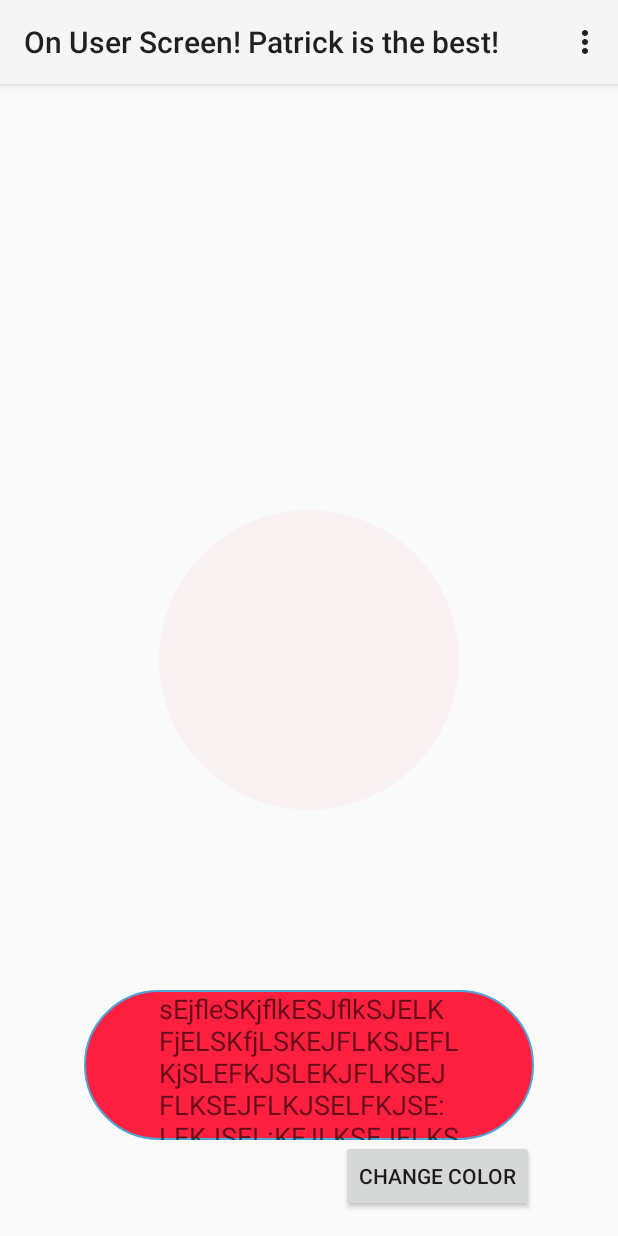
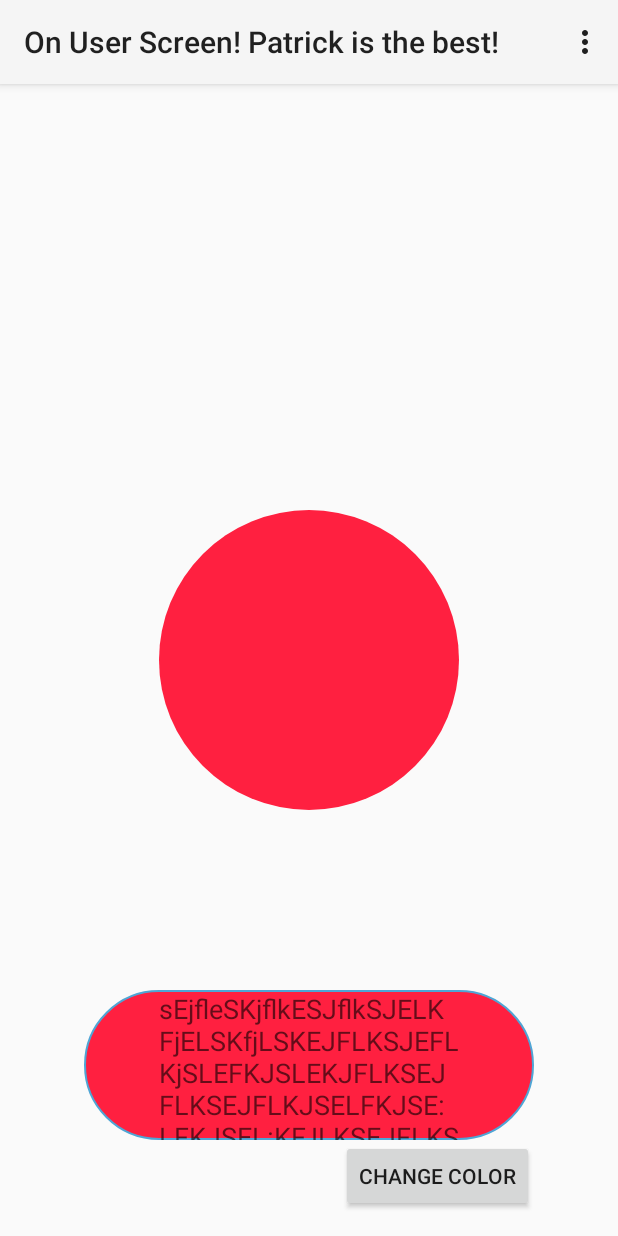
Before and after one commit to amy-shu/waldo_android, an Android app: the User_screen screen opened directly, with no data from a screen before it, after a tap on "CHANGE COLOR", on a phone screen of 412 x 824 dp. Run offline under Robolectric (Android 15) with nearby library versions, the phone set to English and light mode, and no system bars; 1 statement that could not run was skipped; 1 other tap on this screen came first.

Commit message:
Added user screen functions

```diff
--- a/app/src/main/AndroidManifest.xml
+++ b/app/src/main/AndroidManifest.xml
@@ -2,8 +2,8 @@
 <manifest xmlns:android="http://schemas.android.com/apk/res/android"
     package="com.example.amy.waldo" >
 
-    <uses-permission android:name="android.permission.INTERNET" ></uses-permission>
-
+    <uses-permission android:name="android.permission.INTERNET"></uses-permission>
+    <uses-permission android:name="android.permission.ACCESS_WIFI_STATE"></uses-permission>
     <application
         android:allowBackup="true"
         android:icon="@drawable/waldo_icon"
--- a/app/src/main/java/com/example/amy/waldo/User_screen.java
+++ b/app/src/main/java/com/example/amy/waldo/User_screen.java
@@ -1,52 +1,69 @@
 package com.example.amy.waldo;
 
 import android.app.AlertDialog;
+import android.app.Dialog;
+import android.content.Context;
 import android.content.DialogInterface;
 import android.content.Intent;
 import android.graphics.Color;
 import android.graphics.drawable.GradientDrawable;
+import android.os.AsyncTask;
 import android.os.Handler;
 import android.support.v7.app.ActionBarActivity;
 import android.os.Bundle;
+import android.util.Log;
 import android.view.Menu;
 import android.view.MenuItem;
+import android.widget.TextView;
 import android.widget.Toast;
 import android.view.View;
 import android.widget.Toast;
 
+import org.apache.http.HttpResponse;
+import org.apache.http.NameValuePair;
+import org.apache.http.client.ClientProtocolException;
+import org.apache.http.client.HttpClient;
+import org.apache.http.client.entity.UrlEncodedFormEntity;
+import org.apache.http.client.methods.HttpGet;
+import org.apache.http.client.methods.HttpPost;
+import org.apache.http.impl.client.BasicResponseHandler;
+import org.apache.http.impl.client.DefaultHttpClient;
+import org.apache.http.message.BasicNameValuePair;
+import org.json.JSONException;
+import org.json.JSONObject;
+
+import java.io.IOException;
+import java.util.ArrayList;
+import java.util.List;
 import java.util.Timer;
 import java.util.TimerTask;
 
 
 public class User_screen extends ActionBarActivity {
 
-    public View circle;
+    View circle;
+    TextView description;
+    String id;
+    Double dis = 0.0;
+    String des = "";
+    boolean isWaldo = false;
+
+    boolean up = true;
     int red = 0;
-    boolean up = true;
+
     @Override
     protected void onCreate(Bundle savedInstanceState) {
         super.onCreate(savedInstanceState);
         setContentView(R.layout.activity_user_screen);
-        new AlertDialog.Builder(this)
-                .setTitle("Waldo")
-                .setMessage("You are now the new Waldo")
-                .setPositiveButton(android.R.string.yes, new DialogInterface.OnClickListener() {
-                    public void onClick(DialogInterface dialog, int which) {
-                        // continue with delete
-                    }
-                })
-                .setNegativeButton(android.R.string.no, new DialogInterface.OnClickListener() {
-                    public void onClick(DialogInterface dialog, int which) {
-                        // do nothing
-                    }
-                })
-                .setIcon(android.R.drawable.ic_dialog_alert)
-                .show();
+
         Intent intent = getIntent();
-        String id = intent.getStringExtra("USER_ID");
+        id = intent.getStringExtra("USER_ID");
         Toast.makeText(getApplicationContext(), id,
                 Toast.LENGTH_SHORT).show();
         circle = (View)findViewById(R.id.textView);
+        description = (TextView)findViewById(R.id.textView4);
+        updateInfo update = new updateInfo(this);
+        update.execute();
     }
 
 
@@ -72,50 +89,144 @@ public class User_screen extends ActionBarActivity {
         return super.onOptionsItemSelected(item);
     }
 
-    public void color_tick() {
-        if (up) {
-            if (red < 245) {
-                System.out.println("tick");
-                System.out.println(red);
-                ((GradientDrawable) circle.getBackground()).setColor(Color.argb(red, 255, 32, 64));
-                red += 10;
-            } else {
-                up = false;
-            }
-        } else {
-            if (red > 10) {
-                System.out.println("tock");
-                System.out.println(red);
-                ((GradientDrawable) circle.getBackground()).setColor(Color.argb(red, 255, 32, 64));
-                red -= 10;
-            } else {
-                up = true;
-            }
+//    public void color_tick() {
+//        if (up) {
+//            if (red < 245) {
+//                System.out.println("tick");
+//                System.out.println(red);
+//                ((GradientDrawable) circle.getBackground()).setColor(Color.argb(red, 255, 32, 64));
+//                red += 10;
+//            } else {
+//                up = false;
+//            }
+//        } else {
+//            if (red > 10) {
+//                System.out.println("tock");
+//                System.out.println(red);
+//                ((GradientDrawable) circle.getBackground()).setColor(Color.argb(red, 255, 32, 64));
+//                red -= 10;
+//            } else {
+//                up = true;
+//            }
+//        }
+//
+//    }
+
+//    public void color_change(View view) {
+//        Toast.makeText(getApplicationContext(), "color changing",
+//                Toast.LENGTH_SHORT).show();
+//        //((GradientDrawable) circle.getBackground()).setColor(Color.argb(255, red, 0, 0));
+//        int delay = 1000; // delay for 1 sec.
+//        int period = 1000; // repeat every 10 sec.
+//        Timer timer = new Timer();
+//        timer.scheduleAtFixedRate(new TimerTask()
+//        {
+//            public void run()
+//            {
+//                runOnUiThread(new Runnable()
+//                {
+//                    @Override
+//                    public void run()
+//                    {
+//                        color_tick();
+//                    }
+//                });
+//            }
+//        }, delay, period);
+//    }
+
+    private void colorCircle () {
+        Double ratio = dis / 10.0;
+        Double num = ratio * 230;
+        int color_num = (int) Math.round(num);
+        color_num += 10;
+        ((GradientDrawable) circle.getBackground()).setColor(Color.argb(color_num, 255, 32, 64));
     }
 
+    public class updateInfo extends AsyncTask<Void, Void, Void> {
+
+        private Context mContext;
+
+        public updateInfo (Context context) {
+            mContext = context;
         }
-    public void color_change(View view) {
-        Toast.makeText(getApplicationContext(), "color changing",
-                Toast.LENGTH_SHORT).show();
-        //((GradientDrawable) circle.getBackground()).setColor(Color.argb(255, red, 0, 0));
-        int delay = 1000; // delay for 1 sec.
-        int period = 1000; // repeat every 10 sec.
-        Timer timer = new Timer();
+
+        @Override
+        protected Void doInBackground(Void... params) {
+            final int delay = 1000; // delay for 1 sec.
+            final int period = 1000; // repeat every 10 sec.
+            final Timer timer = new Timer();
             timer.scheduleAtFixedRate(new TimerTask()
             {
                 public void run()
                 {
-                runOnUiThread(new Runnable()
-                {
+                    String jsonStr = postData();
+//                    String jsonStr = "";
+                    System.out.println(jsonStr == null);
+                    System.out.println(jsonStr);
+                    Log.d("BOO", jsonStr);
+//                    try {
+//                        JSONObject jsonObj = new JSONObject(jsonStr);
+//                    } catch (JSONException e) {
+//                        e.printStackTrace();
+//                    }
+
+                    des = "Hello";
+                    dis = 2.3;
+                    isWaldo = true;
+
+                    if (isWaldo) {
+                        timer.cancel();
+                        timer.purge();
+                    } else {
+                        runOnUiThread(new Runnable() {
                             @Override
-                    public void run()
-                    {
-                       color_tick();
+                            public void run() {
+                                colorCircle();
+                                description.setText(des);
                             }
                         });
                     }
+                }
             }, delay, period);
 
+            return null;
+        }
+
+        @Override
+        protected void onPostExecute(Void v) {
+            AlertDialog.Builder builder = new AlertDialog.Builder(mContext);
+            builder.setMessage("Boo")
+                    .setTitle("Error")
+                    .setNeutralButton("OK", new DialogInterface.OnClickListener() {
+                        public void onClick(DialogInterface dialog, int which) {
+                            dialog.cancel();
+                        }
+                    }).create().show();
+        }
 
     }
+
+    public String postData() {
+        // Create a new HttpClient and Post Header
+        HttpClient httpclient = new DefaultHttpClient();
+        HttpPost httppost = new HttpPost("http://2e664d7b.ngrok.com/user_status/");
+
+        try {
+            // Execute HTTP Post Request
+            HttpResponse response = httpclient.execute(httppost);
+
+            List<NameValuePair> nameValuePairs = new ArrayList<NameValuePair>(1);
+            nameValuePairs.add(new BasicNameValuePair("uid", id));
+            httppost.setEntity(new UrlEncodedFormEntity(nameValuePairs));
+
+            return new BasicResponseHandler().handleResponse(response);
+        } catch (ClientProtocolException e) {
+            Log.e("UGH", "uhoh bad post");
+        } catch (IOException e) {
+            Log.e("UGH", "uhoh bad post");
         }
+        return null;
+    }
+
+}
```
Also changed, not shown: app/src/main/java/com/example/amy/waldo/MainActivity.java (+11 -5 lines). Lines whose indentation alone changed are shown as unchanged.
